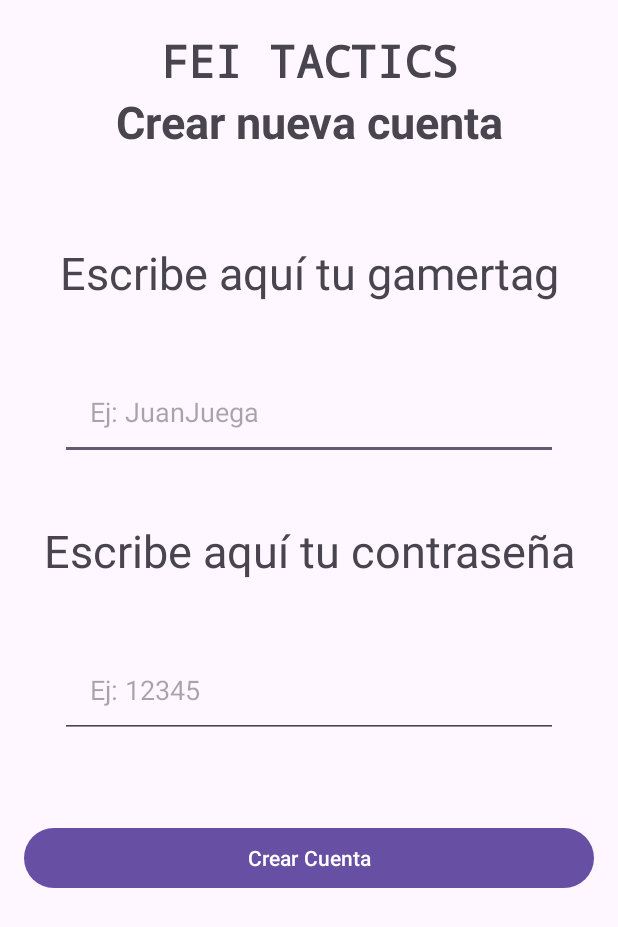
After one commit to JEnriqueF/MBAPPES_FEI_TACTICS, an Android app: the CrearUsuario screen opened directly, with no data from a screen before it, on a phone screen of 412 x 824 dp. The commit adds this screen. Shown: the top 927 px of the screen. Run offline under Robolectric (Android 15) with nearby library versions, the phone set to English and light mode, and no system bars.

Commit message:
Crear usuario
La funcionalidad de crear usuario ha sido creada y funciona excepto por el error 500 del servidor, fuera de eso no hay ningún problema

```diff
--- a/MbappesFEITactics/MbappesFEITactics/app/src/main/AndroidManifest.xml
+++ b/MbappesFEITactics/MbappesFEITactics/app/src/main/AndroidManifest.xml
@@ -14,6 +14,9 @@
         android:supportsRtl="true"
         android:theme="@style/Theme.MbappesFEITactics"
         tools:targetApi="31">
+        <activity
+            android:name=".Vista.CrearUsuario"
+            android:exported="false" />
         <activity
             android:name=".Vista.MenuP"
             android:exported="false"
--- a/MbappesFEITactics/MbappesFEITactics/app/src/main/java/com/mbappesfeitactics/DAO/JugadorService.java
+++ b/MbappesFEITactics/MbappesFEITactics/app/src/main/java/com/mbappesfeitactics/DAO/JugadorService.java
@@ -15,4 +15,7 @@ public interface JugadorService {
     @POST("jugador/iniciarsesion")
     Call<Jugador> loginUser(@Body Map<String, String> credentials);
 
+    @POST("jugador/registrarjugador")
+    Call<Jugador> createUser(@Body Map<String, Object> credentials);
+
 }
--- /dev/null
+++ b/MbappesFEITactics/MbappesFEITactics/app/src/main/java/com/mbappesfeitactics/Vista/CrearUsuario.java
@@ -0,0 +1,68 @@
+package com.mbappesfeitactics.Vista;
+
+import androidx.appcompat.app.AppCompatActivity;
+
+import android.os.Bundle;
+import android.util.Log;
+import android.widget.Button;
+import android.widget.EditText;
+import android.widget.Toast;
+
+import com.mbappesfeitactics.DAO.JugadorDAO;
+import com.mbappesfeitactics.POJO.Jugador;
+import com.mbappesfeitactics.R;
+
+import retrofit2.Call;
+import retrofit2.Callback;
+import retrofit2.Response;
+
+public class CrearUsuario extends AppCompatActivity {
+
+    @Override
+    protected void onCreate(Bundle savedInstanceState) {
+        super.onCreate(savedInstanceState);
+        setContentView(R.layout.activity_crear_usuario);
+
+        EditText gamertagCrear = findViewById(R.id.gamertagCrear);
+        EditText passwordCrear = findViewById(R.id.passwordCrear);
+        Button btnCrearCuenta = findViewById(R.id.btnCrearCuenta);
+
+        btnCrearCuenta.setOnClickListener(v -> {
+            String gamertagBtn = gamertagCrear.getText().toString();
+            String passwordBtn = passwordCrear.getText().toString();
+            if(!gamertagBtn.isEmpty() || !passwordBtn.isEmpty()){
+                Log.d("CrearUsuario.java",gamertagBtn);
+                Log.d("CrearUsuario.java",passwordBtn);
+                crearUser(gamertagBtn, passwordBtn, 1);
+            }else{
+                showMessage("Ingrese Datos para poder crear la cuenta");
+            }
+        });
+
+    }
+
+    private void crearUser(String gamertagCrear, String passwordCrear, int idFoto) {
+        Log.d("CrearUsuario.java","Antes de llamar al método crearJugador del DAO");
+        JugadorDAO.crearJugador(gamertagCrear, passwordCrear, idFoto, new Callback<Jugador>() {
+            @Override
+            public void onResponse(Call<Jugador> call, Response<Jugador> response) {
+                Jugador jugador = response.body();
+                if(jugador != null){
+                    showMessage("Cuenta creada :)");
+                }else {
+                    showMessage("Operación no completada, intente más tarde");
+                }
+            }
+
+            @Override
+            public void onFailure(Call<Jugador> call, Throwable t) {
+                t.printStackTrace();
+                showMessage("Error en la conexión");
+            }
+        });
+    }
+
+    private void showMessage(String msj){
+        Toast.makeText(this,msj, Toast.LENGTH_SHORT).show();
+    }
+}
--- /dev/null
+++ b/MbappesFEITactics/MbappesFEITactics/app/src/main/res/layout/activity_crear_usuario.xml
@@ -0,0 +1,89 @@
+<?xml version="1.0" encoding="utf-8"?>
+<LinearLayout xmlns:android="http://schemas.android.com/apk/res/android"
+    xmlns:tools="http://schemas.android.com/tools"
+    android:layout_width="match_parent"
+    android:layout_height="match_parent"
+    android:orientation="vertical"
+    tools:context=".Vista.CrearUsuario">
+
+        <TextView
+            android:id="@+id/lbFeiTactics"
+            android:layout_width="match_parent"
+            android:layout_height="wrap_content"
+            android:layout_marginTop="20dp"
+            android:gravity="center"
+            android:text="FEI TACTICS"
+            android:textSize="30sp"
+            android:textStyle="bold"
+            android:typeface="monospace"
+            tools:layout_editor_absoluteX="87dp"
+            tools:layout_editor_absoluteY="45dp" />
+
+        <TextView
+            android:id="@+id/lbCrearusuario"
+            android:layout_width="match_parent"
+            android:layout_height="wrap_content"
+            android:gravity="center"
+            android:text="Crear nueva cuenta"
+            android:textSize="30sp"
+            android:textStyle="bold"
+            tools:layout_editor_absoluteX="87dp"
+            tools:layout_editor_absoluteY="97dp"/>
+
+        <TextView
+            android:id="@+id/lbInsertaGamertag"
+            android:layout_width="match_parent"
+            android:layout_height="wrap_content"
+            android:layout_marginTop="60dp"
+            android:gravity="center"
+            android:text="Escribe aquí tu gamertag"
+            android:textSize="30sp"
+            tools:layout_editor_absoluteX="87dp"
+            tools:layout_editor_absoluteY="97dp"/>
+
+        <EditText
+            android:id="@+id/gamertagCrear"
+            android:layout_width="match_parent"
+            android:layout_height="wrap_content"
+            android:padding="20dp"
+            android:layout_margin="40dp"
+            android:ems="10"
+            android:inputType="textEmailAddress"
+            android:hint="Ej: JuanJuega"
+            tools:layout_editor_absoluteX="100dp"
+            tools:layout_editor_absoluteY="273dp"/>
+
+        <TextView
+            android:id="@+id/lbInsertaPassowrd"
+            android:layout_width="match_parent"
+            android:layout_height="wrap_content"
+            android:gravity="center"
+            android:text="Escribe aquí tu contraseña"
+            android:textSize="30sp"
+            tools:layout_editor_absoluteX="87dp"
+            tools:layout_editor_absoluteY="97dp"/>
+
+        <EditText
+            android:id="@+id/passwordCrear"
+            android:layout_width="match_parent"
+            android:layout_height="wrap_content"
+            android:padding="20dp"
+            android:layout_margin="40dp"
+            android:ems="10"
+            android:inputType="textPassword"
+            android:hint="Ej: 12345"
+            tools:layout_editor_absoluteX="100dp"
+            tools:layout_editor_absoluteY="384dp"/>
+
+        <Button
+            android:id="@+id/btnCrearCuenta"
+            android:layout_width="match_parent"
+            android:layout_height="wrap_content"
+            android:layout_margin="16sp"
+            android:gravity="center"
+            android:text="Crear Cuenta"
+            tools:layout_editor_absoluteX="138dp"
+            tools:layout_editor_absoluteY="525dp" />
+
+
+</LinearLayout>
```
Also changed, not shown: MbappesFEITactics/MbappesFEITactics/app/src/main/java/com/mbappesfeitactics/DAO/JugadorDAO.java (+31 -1 lines), MbappesFEITactics/MbappesFEITactics/app/src/main/java/com/mbappesfeitactics/MainActivity.java (+8 -0 lines).
